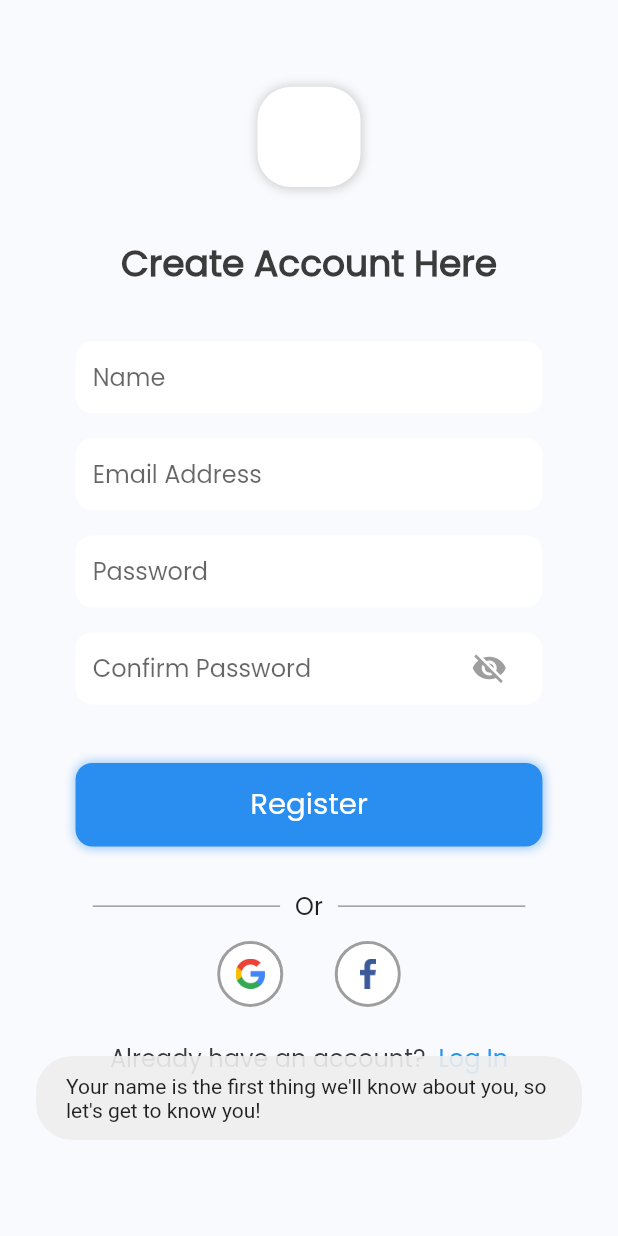
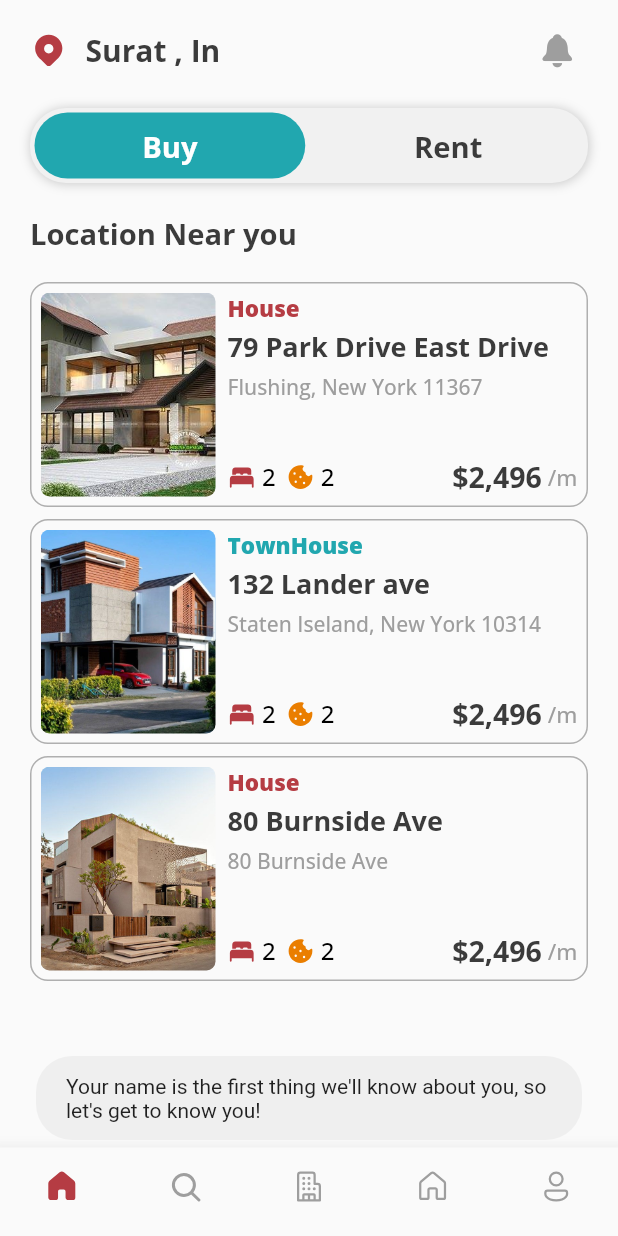
Before and after one commit to harshbhanderi22/pg_hostel_rent_service_app_flutter, a Flutter app: the SignUpScreen screen opened by its route, after a tap on "Register", on a phone screen of 412 x 824 dp. Run offline on Flutter 3.47's test engine with Material 2 defaults, Android fonts, the phone set to English and light mode, and no system bars; our stand-ins replace firebase_auth, firebase_core, fluentui_icons, flutter_screenutil, fluttertoast, google_fonts and 1 more; accounts and stored records are empty.

Commit message:
Home Screen UI

```diff
--- a/lib/Utils/Routes/routes.dart
+++ b/lib/Utils/Routes/routes.dart
@@ -3,6 +3,8 @@ import 'package:real/Utils/Routes/route_name.dart';
 import 'package:real/View/Auth%20Screens/login_screen.dart';
 import 'package:real/View/Auth%20Screens/signup_screen.dart';
 import 'package:real/View/intro_screen.dart';
+
+import '../../View/home_screen.dart';
 
 
 class Routes {
@@ -15,6 +17,8 @@ class Routes {
         return MaterialPageRoute(builder: (_) => const LoginScreen());
       case RoutesName.signUpScreen:
         return MaterialPageRoute(builder: (_) => const SignUpScreen());
+      case RoutesName.homeScreen:
+        return MaterialPageRoute(builder: (_) =>  HomeScreen());
       default:
         return MaterialPageRoute(
             builder: (_) => const Scaffold(
--- a/lib/Utils/app_styles.dart
+++ b/lib/Utils/app_styles.dart
@@ -1,5 +1,6 @@
 import 'package:flutter/material.dart';
 import 'package:flutter_screenutil/flutter_screenutil.dart';
+import 'package:google_fonts/google_fonts.dart';
 
 Color primary = const Color(0xFF687daf);
 
@@ -7,11 +8,13 @@ class Styles {
   //Theme Colors..
   static Color primaryColor = primary;
   static Color textColor = const Color(0xFF3b3b3b);
-  //static Color bgColor = const Color(0xFFeeedf2);
-  static Color bgColor = const Color(0xffF9FAFD);
-  //static Color darkPrimaryColor = const Color(0xFF526799);
-  static Color darkPrimaryColor = const Color(0xff2A8EF0);
-  static Color darkBlueColor = const Color(0xD91130CE);
+  static Color bgColor = const Color(0xFFF4EBEC);
+  static Color darkPrimaryColor = const Color(0xFFB53C43);
+  static Color greyColor = const Color(0xffF1F1F1);
+  static Color tealColor = const Color(0xFF21A7AF);
+  static Color yellowColor = const Color(0xFFEA7E00);
+
+
 
   //Shadow type..
   static BoxShadow greyShadow =
@@ -31,20 +34,26 @@ class Styles {
 
 
   //Text Styles..
+
   static TextStyle textStyle =
-      TextStyle(fontSize: 16.sp, color: textColor, fontWeight: FontWeight.w500);
+     GoogleFonts.openSans(fontSize: 16.sp, color: textColor, fontWeight: FontWeight.w500);
   static TextStyle headLineStyle1 =
-      TextStyle(fontSize: 26.sp, color: textColor, fontWeight: FontWeight.bold);
+      GoogleFonts.openSans(fontSize: 26.sp, color: textColor, fontWeight: FontWeight.bold);
   static TextStyle headLineStyle2 =
-      TextStyle(fontSize: 21.sp, color: textColor, fontWeight: FontWeight.bold);
-  static TextStyle headLineStyle3 = TextStyle(
+      GoogleFonts.openSans(fontSize: 21.sp, color: textColor, fontWeight: FontWeight.bold);
+  static TextStyle headLineStyle3 = GoogleFonts.openSans(
       fontSize: 17.sp,
       color: Colors.grey.shade500,
       fontWeight: FontWeight.w500);
-  static TextStyle headLineStyle4 = TextStyle(
+  static TextStyle headLineStyle4 = GoogleFonts.openSans(
       fontSize: 14.sp,
       color: Colors.grey.shade500,
       fontWeight: FontWeight.w500);
+
+   static TextStyle cardTextStyle = GoogleFonts.openSans(
+      fontSize: 15,
+      color: Colors.grey.shade500,
+      fontWeight: FontWeight.w800);
 
   //Validation Strings
   static String nameValidation =
--- a/lib/View/Auth Screens/login_screen.dart
+++ b/lib/View/Auth Screens/login_screen.dart
@@ -27,7 +27,7 @@ class _LoginScreenState extends State<LoginScreen> {
         resizeToAvoidBottomInset: false,
         backgroundColor: Styles.bgColor,
         body: Container(
-          padding: EdgeInsets.symmetric(horizontal: 24.w, vertical: 52.h),
+          padding: EdgeInsets.symmetric(horizontal: 24.w, vertical: 24.h),
           width: double.infinity,
           child: SingleChildScrollView(
             child: Column(
@@ -96,6 +96,7 @@ class _LoginScreenState extends State<LoginScreen> {
                             value.validateLoginDetailsAndLogin(
                                 _emailController.text,
                                 _passwordController.text);
+                                Navigator.of(context).pushNamed(RoutesName.homeScreen);
                           }));
                 }),
                 SizedBox(
--- a/lib/View/Auth Screens/signup_screen.dart
+++ b/lib/View/Auth Screens/signup_screen.dart
@@ -98,7 +98,9 @@ class _SignUpScreenState extends State<SignUpScreen> {
                                 _emailController.text,
                                 _passwordController.text,
                                 _confirmPasswordController.text);
+                                Navigator.of(context).pushNamed(RoutesName.homeScreen);
                           }));
+
                 }),
                 SizedBox(
                   height: 10.h,
--- /dev/null
+++ b/lib/View/Main Screens/explore_screen.dart
@@ -0,0 +1,154 @@
+import 'package:fluentui_icons/fluentui_icons.dart';
+import 'package:flutter/cupertino.dart';
+import 'package:flutter/material.dart';
+import 'package:real/View/buy_product.dart';
+
+import '../../Utils/app_styles.dart';
+
+class ExploreScreen extends StatefulWidget {
+  const ExploreScreen({Key? key}) : super(key: key);
+
+  @override
+  State<ExploreScreen> createState() => _ExploreScreenState();
+}
+
+enum option {
+  buy,
+  rent,
+}
+
+class _ExploreScreenState extends State<ExploreScreen> {
+  option selectedOption = option.buy;
+  bool buy = true;
+  bool rent = false;
+  @override
+  Widget build(BuildContext context) {
+    return SafeArea(
+      child: Container(
+        height: MediaQuery.of(context).size.height,
+        width: double.infinity,
+        child: Padding(
+          padding: const EdgeInsets.only(left: 20.0, right: 20.0 , top: 20.0),
+          child: Column(
+            crossAxisAlignment: CrossAxisAlignment.start,
+            children: [
+              // Mini App Bar
+              Row(
+                crossAxisAlignment: CrossAxisAlignment.center,
+                mainAxisAlignment: MainAxisAlignment.center,
+                children: [
+                  Icon(
+                    FluentSystemIcons.ic_fluent_location_filled,
+                    color: Styles.darkPrimaryColor,
+                    size: 25,
+                  ),
+                  const SizedBox(
+                    width: 12,
+                  ),
+                  Text(
+                    "Surat , In",
+                    style: Styles.headLineStyle2.copyWith(fontSize: 20),
+                  ),
+                  const Spacer(),
+                  const Center(
+                    child: Icon(
+                      CupertinoIcons.bell_fill,
+                      color: Colors.grey,
+                      size: 25,
+                    ),
+                  ),
+                  const SizedBox(
+                    width: 8,
+                  ),
+                ],
+              ),
+              const SizedBox(
+                height: 25.0,
+              ),
+              // Option selector for buy and rent..
+              Container(
+                height: 50.0,
+                decoration: BoxDecoration(
+                    borderRadius: BorderRadius.circular(24.0),
+                    color: Styles.greyColor,
+                    boxShadow: [Styles.greyShadow]),
+                child: Padding(
+                  padding: const EdgeInsets.all(3.0),
+                  child: Row(
+                    children: [
+                      Expanded(
+                        child: InkWell(
+                          onTap: () {
+                            setState(() {
+                              selectedOption = option.buy;
+                            });
+                          },
+                          child: Container(
+                            decoration: BoxDecoration(
+                                color: selectedOption == option.buy
+                                    ? const Color(0xFF21A7AF)
+                                    : Styles.greyColor,
+                                borderRadius: BorderRadius.circular(24.0)),
+                            child: Center(
+                                child: Text('Buy',
+                                    style: Styles.headLineStyle3.copyWith(
+                                        fontWeight: FontWeight.bold,
+                                        color: selectedOption == option.buy
+                                            ? Colors.white
+                                            : Styles.textColor))),
+                          ),
+                        ),
+                      ),
+                      const SizedBox(
+                        width: 5.0,
+                      ),
+                      Expanded(
+                        child: InkWell(
+                          onTap: () {
+                            setState(() {
+                              selectedOption = option.rent;
+                            });
+                          },
+                          child: Container(
+                            decoration: BoxDecoration(
+                                color: selectedOption == option.rent
+                                    ? const Color(0xFF21A7AF)
+                                    : Styles.greyColor,
+                                borderRadius: BorderRadius.circular(24.0)),
+                            child: Center(
+                                child: Text('Rent',
+                                    style: Styles.headLineStyle3.copyWith(
+                                        fontWeight: FontWeight.bold,
+                                        color: selectedOption == option.rent
+                                            ? Colors.white
+                                            : Styles.textColor))),
+                          ),
+                        ),
+                      ),
+                    ],
+                  ),
+                ),
+              ),
+              const SizedBox(
+                height: 20.0,
+              ),
+              Text(
+                "Location Near you ",
+                style: Styles.headLineStyle3.copyWith(
+                    color: Styles.textColor, fontWeight: FontWeight.bold),
+              ),
+              const SizedBox(
+                height: 20.0,
+              ),
+              Expanded(
+                child: Container(
+
+                    child: BuyProduct())
+              )
+            ],
+          ),
+        ),
+      ),
+    );
+  }
+}
--- /dev/null
+++ b/lib/View/buy_product.dart
@@ -0,0 +1,138 @@
+import 'package:fluentui_icons/fluentui_icons.dart';
+import 'package:flutter/material.dart';
+
+import '../Utils/app_styles.dart';
+
+class BuyProduct extends StatefulWidget {
+  BuyProduct({Key? key}) : super(key: key);
+
+  @override
+  State<BuyProduct> createState() => _BuyProductState();
+}
+
+class _BuyProductState extends State<BuyProduct> {
+  // List of Images..
+  //TODO: upload original Images
+  static final List _imageList = [0, 1, 2];
+  //List of Text..
+  //TODO: Change According the add in type of home
+  static final List<Widget> _textWidget = <Widget>[
+    Text(
+      "House",
+      style: Styles.cardTextStyle.copyWith(
+          color: Styles.darkPrimaryColor),
+    ),
+     Text(
+      "TownHouse",
+      style: Styles.cardTextStyle.copyWith(
+          color: Styles.tealColor),
+    ),
+     Text(
+      "House",
+      style: Styles.cardTextStyle.copyWith(
+          color: Styles.darkPrimaryColor),
+    ),
+
+  ];
+  //List of Address..
+  //TODO: Change According the add in Address
+  static final List<Widget> _addressWidget = <Widget>[
+    Text(
+      "79 Park Drive East Drive",
+      style: Styles.headLineStyle2.copyWith(fontSize: 18),
+    ),
+     Text(
+      "132 Lander ave",
+      style: Styles.headLineStyle2.copyWith(fontSize: 18),
+    ),
+      Text(
+      "80 Burnside Ave",
+      style: Styles.headLineStyle2.copyWith(fontSize: 18),
+    ),];
+    //List of Address..
+  //TODO: Change According the add in SubAddress
+  static final List<Widget> _subAddressWidget = <Widget>[
+    Text(
+      "Flushing, New York 11367",
+      style: Styles.headLineStyle3.copyWith(fontSize: 14),
+    ),
+     Text(
+      "Staten Iseland, New York 10314",
+      style: Styles.headLineStyle3.copyWith(fontSize: 14),
+    ),
+      Text(
+      "80 Burnside Ave",
+      style: Styles.headLineStyle3.copyWith(fontSize: 14),
+    ),
+
+  ];
+  @override
+  Widget build(BuildContext context) {
+    return ListView.builder(
+      itemCount: 3,
+      itemBuilder: (BuildContext context, int index) {
+        return Container(
+          margin: const EdgeInsets.only(bottom: 8.0),
+          padding: const EdgeInsets.all(6.0),
+          height: 150,
+          decoration: BoxDecoration(
+              borderRadius: BorderRadius.circular(12.0),
+              border: Border.all(
+                  color: Colors.black.withOpacity(0.3),
+                  style: BorderStyle.solid,
+                  width: 1.0)),
+          child: Row(children: [
+            Expanded(
+                flex: 1,
+                child: Container(
+                  decoration: BoxDecoration(
+                    borderRadius: BorderRadius.circular(6),
+                    image: DecorationImage(
+                      fit: BoxFit.cover,
+                      image: AssetImage(
+                          "assets/images/home${_imageList[index]}.jpg"),
+                    ),
+                  ),
+                )),
+                SizedBox( width: 8,),
+            Expanded(
+                flex: 2,
+                child: Container(
+                  child: Column(
+                    mainAxisAlignment: MainAxisAlignment.start,
+                    crossAxisAlignment: CrossAxisAlignment.start,
+                    children: [
+                      _textWidget[index],
+                     const  SizedBox(height: 4.0,),
+                      _addressWidget[index],
+                      const  SizedBox(height: 4.0,),
+                      _subAddressWidget[index],
+                      const Spacer(),
+                      Row(children: [
+                        Row(children: [
+                          Icon(FluentSystemIcons.ic_fluent_bed_filled , color: Styles.darkPrimaryColor,size: 19,),
+                           const SizedBox(width: 4.0,),
+                          Text("2", style: Styles.headLineStyle4.copyWith(color: Colors.black),)
+                        ],),
+                        const SizedBox(width: 7.0,),
+                         Row(children: [
+                          Icon(FluentSystemIcons.ic_fluent_cookies_filled , color: Styles.yellowColor,size: 19,),
+                           const SizedBox(width: 4.0,),
+                          Text("2", style: Styles.headLineStyle4.copyWith(color: Colors.black),)
+                        ],),
+                        const Spacer(),
+                        Row(children: [
+                          Text( "\$2,496",style: Styles.headLineStyle2.copyWith(fontSize: 19.0),),
+                           const SizedBox(width: 4.0,),
+                          Text("/m", style: Styles.headLineStyle4.copyWith(fontSize: 15.0),)
+                        ],),
+                      ],)
+                    ],
+                  ),
+                ))
+          ]),
+        );
+      },
+    );
+  }
+}
--- a/lib/View/home_screen.dart
+++ b/lib/View/home_screen.dart
@@ -0,0 +1,65 @@
+import 'package:fluentui_icons/fluentui_icons.dart';
+import 'package:flutter/cupertino.dart';
+import 'package:flutter/material.dart';
+import 'package:real/View/Main%20Screens/explore_screen.dart';
+
+import '../Utils/app_styles.dart';
+
+
+class HomeScreen extends StatefulWidget {
+  HomeScreen({Key? key}) : super(key: key);
+
+  @override
+  State<HomeScreen> createState() => _HomeScreenState();
+}
+
+class _HomeScreenState extends State<HomeScreen> {
+  // Index handler..
+  int _selectedIndex = 0;
+  // List Of Screens..
+  static final List<Widget> _widgetScreen = <Widget>[
+    const ExploreScreen(),
+    const Text("Search"),
+    const Text("Your Property"),
+    const Text("Comming Soon.."),
+    const Text("Profile"),
+  ];
+  // Method For changing navigation bar screen..
+  void _onItemTapped(int index) {
+    setState(() {
+       _selectedIndex = index;
+    });
+
+    }
+  @override
+  Widget build(BuildContext context) {
+    return Scaffold(
+      body: Center(child: _widgetScreen[_selectedIndex]),
+      // Navigation Bar..
+      bottomNavigationBar: BottomNavigationBar(
+        onTap: _onItemTapped,
+        elevation: 10,
+        currentIndex: _selectedIndex,
+        showUnselectedLabels: false,
+        selectedItemColor: Styles.darkPrimaryColor,
+        type: BottomNavigationBarType.fixed,
+        showSelectedLabels: false,
+        unselectedItemColor: Colors.grey,
+        items:  const [
+          BottomNavigationBarItem(icon: Icon(FluentSystemIcons.ic_fluent_home_regular),
+          activeIcon: Icon(FluentSystemIcons.ic_fluent_home_filled), label: "Explore" ),
+             BottomNavigationBarItem(icon: Icon(FluentSystemIcons.ic_fluent_search_filled),
+          activeIcon: Icon(FluentSystemIcons.ic_fluent_search_filled), label: "Search" ),
+             BottomNavigationBarItem(icon: Icon(FluentSystemIcons.ic_fluent_building_regular),
+          activeIcon: Icon(FluentSystemIcons.ic_fluent_building_filled), label: "Your Property" ),
+            //TODO: Add One Type for navigation
+             BottomNavigationBarItem(icon: Icon(FluentSystemIcons.ic_fluent_home_regular),
+          activeIcon: Icon(FluentSystemIcons.ic_fluent_home_filled), label: "Home" ),
+             BottomNavigationBarItem(icon: Icon(FluentSystemIcons.ic_fluent_person_regular),
+          activeIcon: Icon(FluentSystemIcons.ic_fluent_person_filled), label: "Profile" ),
+
+        ],
+      ),
+    );
+  }
+}
--- a/lib/View/intro_screen.dart
+++ b/lib/View/intro_screen.dart
@@ -29,7 +29,8 @@ class IntroScreen extends StatelessWidget {
               const Spacer(),
               Button(
                 onTap: () {
-                  Navigator.of(context).pushNamed(RoutesName.signUpScreen);
+                   Navigator.of(context).pushNamed(RoutesName.signUpScreen);
+                  // Navigator.of(context).pushNamed(RoutesName.homeScreen);
                 },
                 child: Text(
                   "Create Account",
--- a/pubspec.yaml
+++ b/pubspec.yaml
@@ -43,6 +43,7 @@ dependencies:
   firebase_core: ^2.15.0
   firebase_auth: ^4.7.0
   google_sign_in: ^6.1.4
+  fluentui_icons: ^1.0.0
 
 
 dev_dependencies:
```
Also changed, not shown: assets/images/home0.jpg (added), assets/images/home1.jpg (added), assets/images/home2.jpg (added), pubspec.lock.
